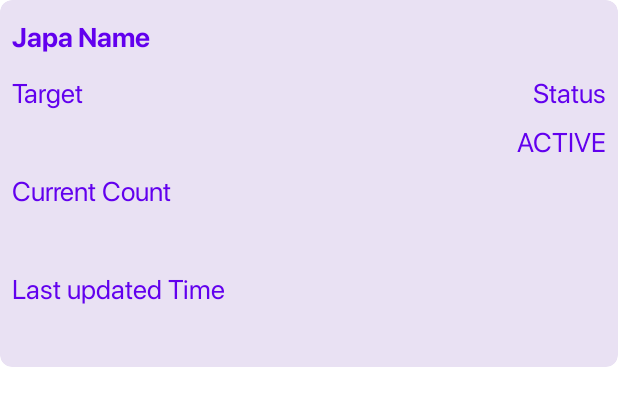
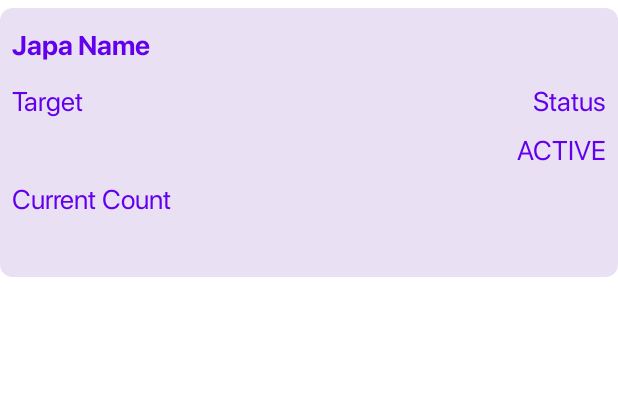
Before and after one commit to kaushal-prabhakar/Japa-Counter, an Android app built with Jetpack Compose: the layout item_japa_list.xml on its own in the app's theme, with its tools: preview values and no code run, on a phone screen of 412 x 824 dp. Shown: the top 406 px of the screen. Run offline under Robolectric (Android 15) with nearby library versions, the phone set to English and light mode, and no system bars.

Commit message:
fix: recycler view items after first item not visible

```diff
--- a/app/src/main/res/layout/item_japa_list.xml
+++ b/app/src/main/res/layout/item_japa_list.xml
@@ -3,7 +3,7 @@
     xmlns:app="http://schemas.android.com/apk/res-auto"
     xmlns:tools="http://schemas.android.com/tools"
     android:layout_width="match_parent"
-    android:layout_height="match_parent"
+    android:layout_height="wrap_content"
     tools:context=".ui.MainActivity">
 
     <com.google.android.material.card.MaterialCardView
@@ -11,6 +11,8 @@
         android:id="@+id/japa_info_card"
         android:layout_width="match_parent"
         android:layout_height="wrap_content"
+        android:layout_marginTop="@dimen/recycler_view_item_margin"
+        android:layout_marginBottom="@dimen/recycler_view_item_margin"
         app:cardBackgroundColor="@color/card_view_bg"
         app:cardCornerRadius="@dimen/card_view_corner_radius"
         app:cardElevation="@dimen/zero_dp"
@@ -82,28 +84,6 @@
                 app:layout_constraintStart_toStartOf="parent"/>
 
             <com.google.android.material.textview.MaterialTextView
-                android:id="@+id/label_last_updated_time"
-                style="@style/SFProRegularFontStyle"
-                android:layout_width="wrap_content"
-                android:layout_height="wrap_content"
-                android:textColor="@color/purple_500"
-                android:textSize="@dimen/standard_text"
-                android:text="@string/label_last_updated_time"
-                android:paddingVertical="@dimen/padding_8dp"
-                app:layout_constraintTop_toBottomOf="@+id/txt_current_count"
-                app:layout_constraintStart_toStartOf="parent"/>
-
-            <com.google.android.material.textview.MaterialTextView
-                android:id="@+id/txt_last_updated_time"
-                style="@style/SFProRegularFontStyle"
-                android:layout_width="wrap_content"
-                android:layout_height="wrap_content"
-                android:textColor="@color/purple_500"
-                android:textSize="@dimen/standard_text"
-                app:layout_constraintTop_toBottomOf="@+id/label_last_updated_time"
-                app:layout_constraintStart_toStartOf="parent"/>
-
-            <com.google.android.material.textview.MaterialTextView
                 android:id="@+id/label_status"
                 style="@style/SFProRegularFontStyle"
                 android:layout_width="wrap_content"
--- a/app/src/main/res/values/dimens.xml
+++ b/app/src/main/res/values/dimens.xml
@@ -16,4 +16,5 @@
     <dimen name="sub_item_vertical_margin">4dp</dimen>
     <dimen name="border_width">1dp</dimen>
     <dimen name="corner_radius">4dp</dimen>
+    <dimen name="recycler_view_item_margin">5dp</dimen>
 </resources>
```
